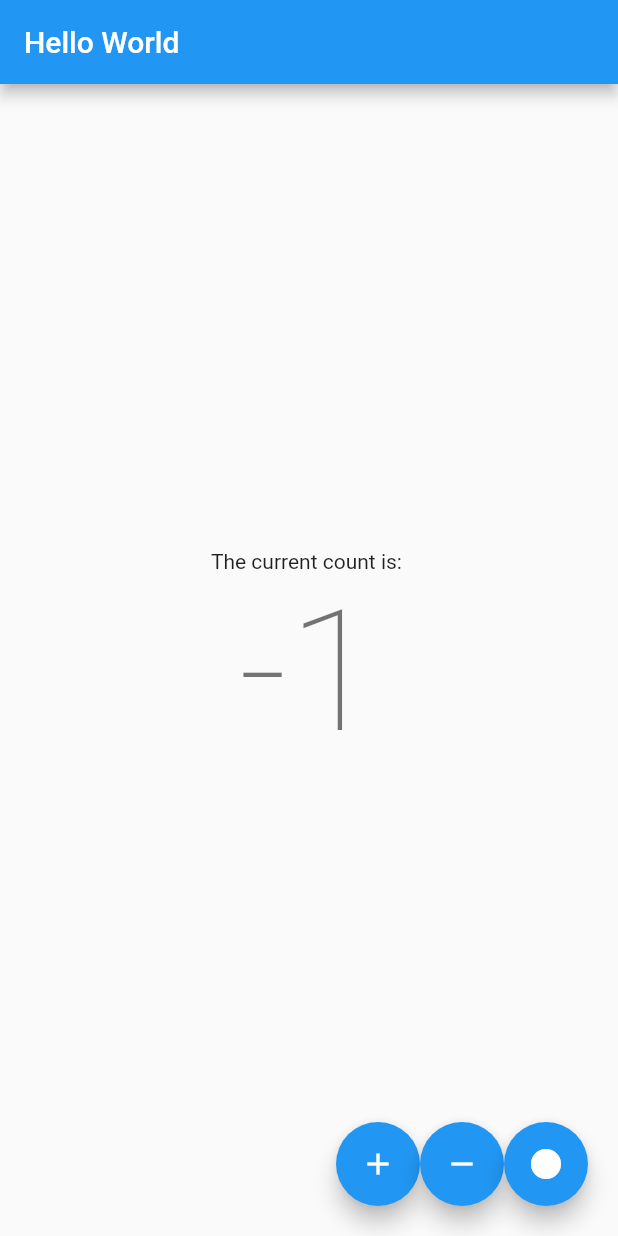
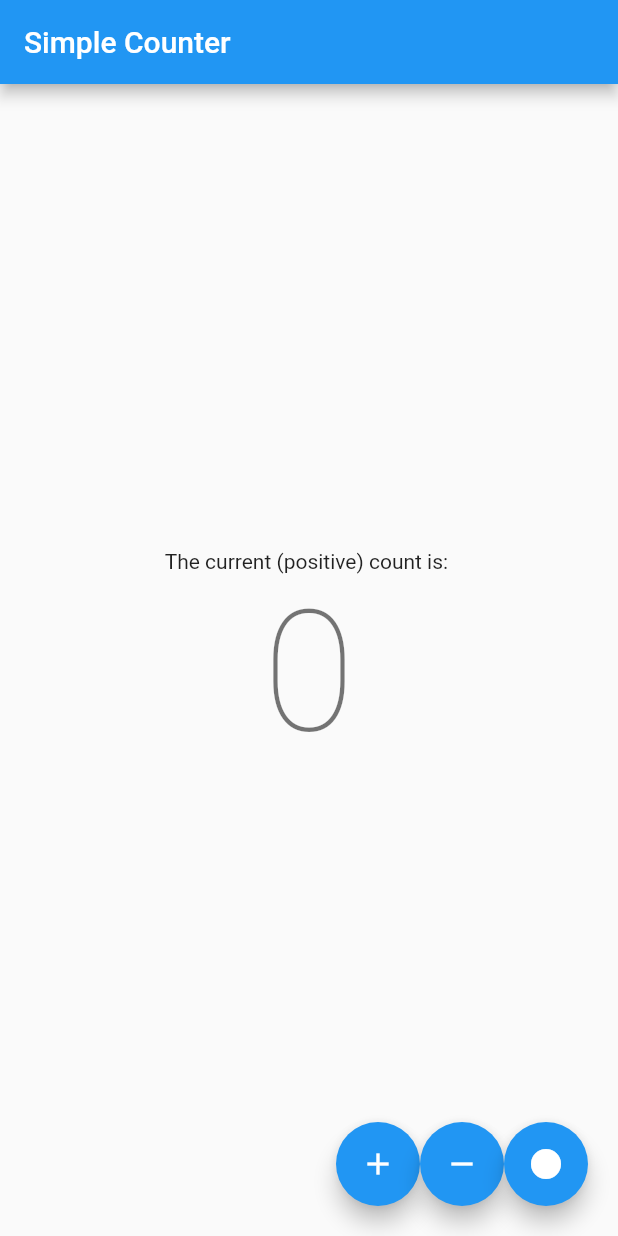
Before and after one commit to myron0220/Fluter_Hello_World, a Flutter app: the screen it shows after launch, after a tap on the "remove" icon, on a phone screen of 412 x 824 dp. Run offline on Flutter 3.47's test engine with Material 2 defaults, Android fonts, the phone set to English and light mode, and no system bars.

Commit message:
modify title and make it positive

```diff
--- a/lib/main.dart
+++ b/lib/main.dart
@@ -9,7 +9,7 @@ class MyApp extends StatelessWidget {
   @override
   Widget build(BuildContext context) {
     return MaterialApp(
-      title: 'Flutter Demo',
+      title: 'Simple Counter',
       theme: ThemeData(
         // This is the theme of your application.
         //
@@ -22,7 +22,7 @@ class MyApp extends StatelessWidget {
         // is not restarted.
         primarySwatch: Colors.blue,
       ),
-      home: MyHomePage(title: 'Hello World'),
+      home: MyHomePage(title: 'Simple Counter'),
     );
   }
 }
@@ -61,7 +61,7 @@ class _MyHomePageState extends State<MyHomePage> {
 
   void _decrementCounter() {
     setState(() {
-      _counter--;
+      if (_counter > 0) _counter--;
     });
   }
 
@@ -106,7 +106,7 @@ class _MyHomePageState extends State<MyHomePage> {
           mainAxisAlignment: MainAxisAlignment.center,
           children: <Widget>[
             Text(
-              'The current count is: ',
+              'The current (positive) count is: ',
             ),
             Text(
               '$_counter',
```
